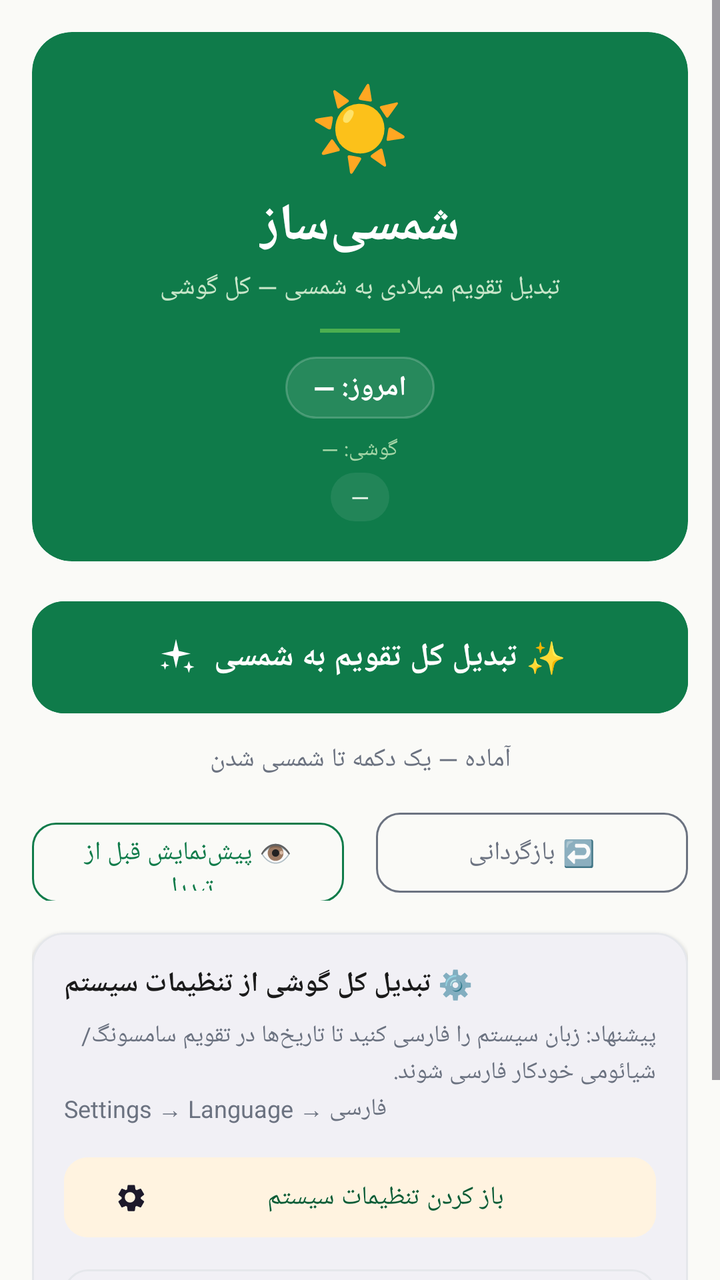
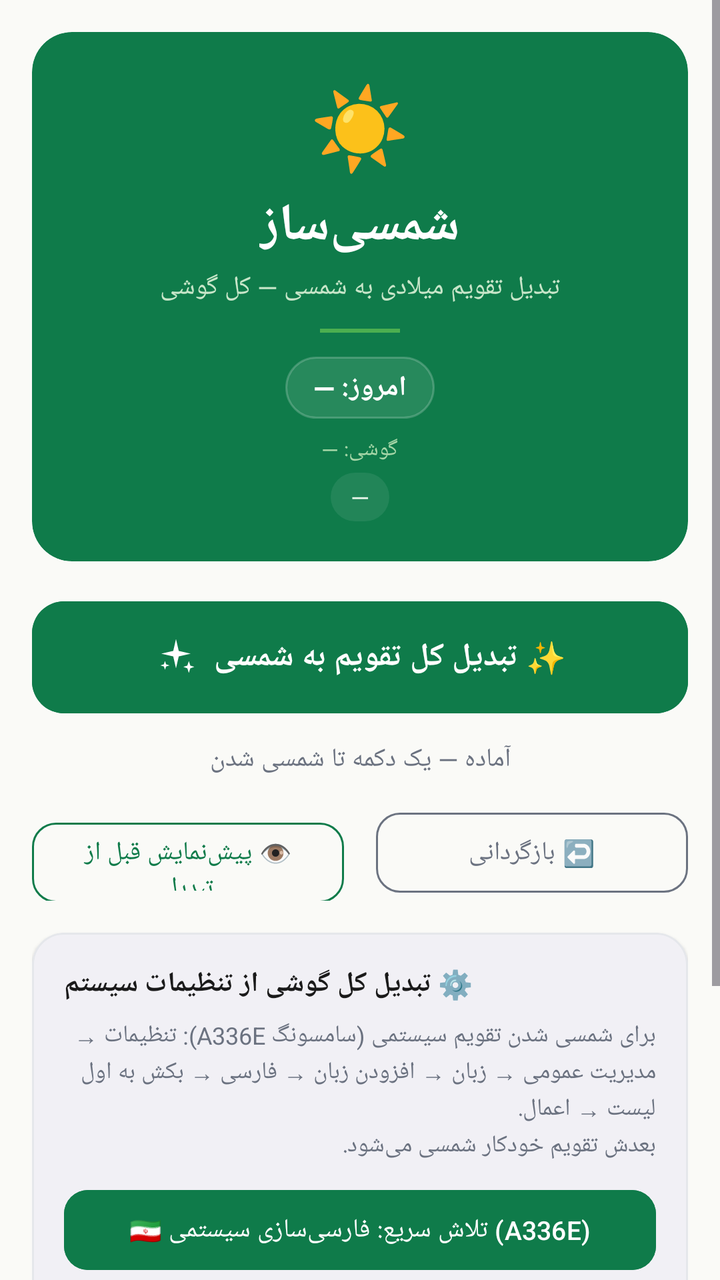

Before-and-after screenshots of an Android layout around one commit, followed by the original layout XML and the change that was made.
<!-- AndroidManifest.xml: application theme Theme.ShamsiSaz -->
<!-- res/layout/activity_main.xml -->
<?xml version="1.0" encoding="utf-8"?>
<ScrollView xmlns:android="http://schemas.android.com/apk/res/android"
    xmlns:app="http://schemas.android.com/apk/res-auto"
    android:layout_width="match_parent"
    android:layout_height="match_parent"
    android:background="@color/background"
    android:fillViewport="true">

    <androidx.constraintlayout.widget.ConstraintLayout
        android:layout_width="match_parent"
        android:layout_height="wrap_content"
        android:padding="16dp">

        
        <com.google.android.material.card.MaterialCardView
            android:id="@+id/cardHeader"
            android:layout_width="0dp"
            android:layout_height="wrap_content"
            app:layout_constraintTop_toTopOf="parent"
            app:layout_constraintStart_toStartOf="parent"
            app:layout_constraintEnd_toEndOf="parent"
            app:cardCornerRadius="20dp"
            app:cardElevation="0dp"
            app:strokeWidth="0dp"
            android:backgroundTint="@color/primary">

            <LinearLayout
                android:layout_width="match_parent"
                android:layout_height="wrap_content"
                android:orientation="vertical"
                android:padding="20dp"
                android:gravity="center">

                <TextView
                    android:layout_width="wrap_content"
                    android:layout_height="wrap_content"
                    android:text="☀️"
                    android:textSize="40sp" />

                <TextView
                    android:layout_width="wrap_content"
                    android:layout_height="wrap_content"
                    android:text="@string/app_name"
                    android:textSize="26sp"
                    android:textStyle="bold"
                    android:textColor="#FFFFFF"
                    android:layout_marginTop="6dp" />

                <TextView
                    android:layout_width="wrap_content"
                    android:layout_height="wrap_content"
                    android:text="@string/subtitle"
                    android:textSize="13sp"
                    android:textColor="#C8E6C9"
                    android:layout_marginTop="4dp" />

                <View
                    android:layout_width="40dp"
                    android:layout_height="2dp"
                    android:background="#4CAF50"
                    android:layout_marginTop="12dp"
                    android:layout_marginBottom="12dp" />

                <TextView
                    android:id="@+id/tvToday"
                    android:layout_width="wrap_content"
                    android:layout_height="wrap_content"
                    android:text="امروز: —"
                    android:textSize="14sp"
                    android:textColor="#FFFFFF"
                    android:textStyle="bold"
                    android:background="@drawable/bg_today_chip"
                    android:paddingHorizontal="14dp"
                    android:paddingVertical="6dp" />

                <TextView
                    android:id="@+id/tvBrand"
                    android:layout_width="wrap_content"
                    android:layout_height="wrap_content"
                    android:text="گوشی: —"
                    android:textSize="11sp"
                    android:textColor="#A5D6A7"
                    android:layout_marginTop="8dp" />

                <TextView
                    android:id="@+id/tvStats"
                    android:layout_width="wrap_content"
                    android:layout_height="wrap_content"
                    android:text="—"
                    android:textSize="12sp"
                    android:textColor="#E8F5E9"
                    android:layout_marginTop="4dp"
                    android:background="@drawable/bg_stats_chip"
                    android:paddingHorizontal="10dp"
                    android:paddingVertical="4dp" />
            </LinearLayout>
        </com.google.android.material.card.MaterialCardView>

        
        <com.google.android.material.button.MaterialButton
            android:id="@+id/btnMagic"
            android:layout_width="0dp"
            android:layout_height="64dp"
            android:text="@string/btn_magic"
            android:textSize="16sp"
            android:textStyle="bold"
            android:letterSpacing="0"
            app:cornerRadius="16dp"
            app:icon="@drawable/ic_magic"
            app:iconSize="22dp"
            app:iconGravity="textStart"
            app:iconPadding="8dp"
            android:layout_marginTop="16dp"
            app:layout_constraintTop_toBottomOf="@id/cardHeader"
            app:layout_constraintStart_toStartOf="parent"
            app:layout_constraintEnd_toEndOf="parent"
            style="@style/Widget.Material3.Button"
            android:backgroundTint="@color/primary" />

        <TextView
            android:id="@+id/tvStatus"
            android:layout_width="0dp"
            android:layout_height="wrap_content"
            android:text="@string/status_idle"
            android:textSize="13sp"
            android:textColor="@color/text_secondary"
            android:gravity="center"
            android:layout_marginTop="10dp"
            app:layout_constraintTop_toBottomOf="@id/btnMagic"
            app:layout_constraintStart_toStartOf="parent"
            app:layout_constraintEnd_toEndOf="parent" />

        <ProgressBar
            android:id="@+id/progress"
            style="?android:attr/progressBarStyleHorizontal"
            android:layout_width="0dp"
            android:layout_height="6dp"
            android:max="100"
            android:progress="0"
            android:visibility="gone"
            android:layout_marginTop="8dp"
            app:layout_constraintTop_toBottomOf="@id/tvStatus"
            app:layout_constraintStart_toStartOf="parent"
            app:layout_constraintEnd_toEndOf="parent" />

        
        <LinearLayout
            android:id="@+id/rowActions"
            android:layout_width="0dp"
            android:layout_height="wrap_content"
            android:orientation="horizontal"
            android:weightSum="2"
            android:layout_marginTop="14dp"
            app:layout_constraintTop_toBottomOf="@id/progress"
            app:layout_constraintStart_toStartOf="parent"
            app:layout_constraintEnd_toEndOf="parent">

            <com.google.android.material.button.MaterialButton
                android:id="@+id/btnPreview"
                android:layout_width="0dp"
                android:layout_height="48dp"
                android:layout_weight="1"
                android:layout_marginEnd="8dp"
                android:text="@string/btn_preview"
                android:textSize="13sp"
                style="@style/Widget.Material3.Button.OutlinedButton"
                app:cornerRadius="12dp"
                app:strokeColor="@color/primary"
                android:textColor="@color/primary" />

            <com.google.android.material.button.MaterialButton
                android:id="@+id/btnUndo"
                android:layout_width="0dp"
                android:layout_height="48dp"
                android:layout_weight="1"
                android:layout_marginStart="8dp"
                android:text="@string/btn_undo"
                android:textSize="13sp"
                style="@style/Widget.Material3.Button.OutlinedButton"
                app:cornerRadius="12dp"
                app:strokeColor="@color/text_secondary"
                android:textColor="@color/text_secondary" />
        </LinearLayout>

        
        <com.google.android.material.card.MaterialCardView
            android:id="@+id/cardSystemHint"
            android:layout_width="0dp"
            android:layout_height="wrap_content"
            android:layout_marginTop="16dp"
            android:visibility="visible"
            app:cardCornerRadius="16dp"
            app:cardElevation="1dp"
            app:strokeColor="@color/divider"
            app:strokeWidth="1dp"
            app:layout_constraintTop_toBottomOf="@id/rowActions"
            app:layout_constraintStart_toStartOf="parent"
            app:layout_constraintEnd_toEndOf="parent">

            <LinearLayout
                android:layout_width="match_parent"
                android:layout_height="wrap_content"
                android:orientation="vertical"
                android:padding="16dp">

                <TextView
                    android:layout_width="wrap_content"
                    android:layout_height="wrap_content"
                    android:text="⚙️ تبدیل کل گوشی از تنظیمات سیستم"
                    android:textSize="14sp"
                    android:textStyle="bold"
                    android:textColor="@color/text_primary" />

                <TextView
                    android:id="@+id/tvHint"
                    android:layout_width="match_parent"
                    android:layout_height="wrap_content"
                    android:text="@string/system_locale_hint"
                    android:textSize="12sp"
                    android:textColor="@color/text_secondary"
                    android:lineSpacingExtra="2dp"
                    android:layout_marginTop="8dp" />

                <com.google.android.material.button.MaterialButton
                    android:id="@+id/btnSystemSettings"
                    android:layout_width="match_parent"
                    android:layout_height="48dp"
                    android:text="@string/btn_open_system_settings"
                    android:textSize="13sp"
                    android:layout_marginTop="12dp"
                    app:cornerRadius="12dp"
                    style="@style/Widget.Material3.Button.TonalButton"
                    android:backgroundTint="@color/accent_light"
                    android:textColor="@color/primary_dark"
                    app:icon="@drawable/ic_settings"
                    app:iconSize="18dp" />

                <com.google.android.material.button.MaterialButton
                    android:id="@+id/btnOpenCalendar"
                    android:layout_width="match_parent"
                    android:layout_height="48dp"
                    android:text="📅 باز کردن تقویم"
                    android:textSize="13sp"
                    android:layout_marginTop="8dp"
                    app:cornerRadius="12dp"
                    style="@style/Widget.Material3.Button.OutlinedButton"
                    app:strokeColor="@color/divider" />
            </LinearLayout>
        </com.google.android.material.card.MaterialCardView>

        
        <TextView
            android:layout_width="0dp"
            android:layout_height="wrap_content"
            android:text="سامسونگ و شیائومی — اندروید ۷ به بالا\nساخت: شمسی‌ساز ۱٫۰ — آفلاین، بدون اینترنت"
            android:textSize="11sp"
            android:textColor="@color/text_hint"
            android:gravity="center"
            android:lineSpacingExtra="2dp"
            android:layout_marginTop="16dp"
            android:layout_marginBottom="8dp"
            app:layout_constraintTop_toBottomOf="@id/cardSystemHint"
            app:layout_constraintStart_toStartOf="parent"
            app:layout_constraintEnd_toEndOf="parent" />

    </androidx.constraintlayout.widget.ConstraintLayout>
</ScrollView>
<!-- resources referenced by this layout -->
<resources>
  <color name="accent_light">#FFF3E0</color>
  <color name="background">#FAFAF7</color>
  <color name="divider">#E5E7EB</color>
  <color name="primary">#0F7B4A</color>
  <color name="primary_dark">#0A5C36</color>
  <color name="text_hint">#9CA3AF</color>
  <color name="text_primary">#1A1A1A</color>
  <color name="text_secondary">#6B7280</color>
  <!-- drawable bg_stats_chip (drawable) -->
  <?xml version="1.0" encoding="utf-8"?>
  <shape xmlns:android="http://schemas.android.com/apk/res/android" android:shape="rectangle">
      <solid android:color="#14FFFFFF" />
      <corners android:radius="20dp" />
  </shape>
  <!-- drawable bg_today_chip (drawable) -->
  <?xml version="1.0" encoding="utf-8"?>
  <shape xmlns:android="http://schemas.android.com/apk/res/android"
      android:shape="rectangle">
      <solid android:color="#1AFFFFFF" />
      <corners android:radius="20dp" />
      <stroke android:width="1dp" android:color="#33FFFFFF" />
  </shape>
  <!-- drawable ic_magic (drawable) -->
  <vector xmlns:android="http://schemas.android.com/apk/res/android" android:width="24dp" android:height="24dp" android:viewportWidth="24" android:viewportHeight="24">
      <path android:fillColor="#FFFFFF" android:pathData="M12,2 L13.5,8.5 L20,10 L13.5,11.5 L12,18 L10.5,11.5 L4,10 L10.5,8.5 Z M19,14 L19.8,16.5 L22,17.2 L19.8,18 L19,20.5 L18.2,18 L16,17.2 L18.2,16.5 Z M6,14 L6.6,15.8 L8.5,16.4 L6.6,17 L6,18.8 L5.4,17 L3.5,16.4 L5.4,15.8 Z"/>
  </vector>
  <!-- drawable ic_settings (drawable) -->
  <vector xmlns:android="http://schemas.android.com/apk/res/android" android:width="24dp" android:height="24dp" android:viewportWidth="24" android:viewportHeight="24">
      <path android:fillColor="#0F7B4A" android:pathData="M19.14,12.94a1.5,1.5 0 0,0 0.06,-0.94l2.03,-1.58a0.5,0.5 0 0,0 0.12,-0.64l-1.92,-3.32a0.5,0.5 0 0,0 -0.61,-0.22l-2.39,0.96a5.5,5.5 0 0,0 -0.81,-0.47l-0.36,-2.54a0.5,0.5 0 0,0 -0.5,-0.42h-3.84a0.5,0.5 0 0,0 -0.5,0.42l-0.36,2.54a5.5,5.5 0 0,0 -0.81,0.47l-2.39,-0.96a0.5,0.5 0 0,0 -0.61,0.22l-1.92,3.32a0.5,0.5 0 0,0 0.12,0.64l2.03,1.58a5,5 0 0,0 0,0.94l-2.03,1.58a0.5,0.5 0 0,0 -0.12,0.64l1.92,3.32a0.5,0.5 0 0,0 0.61,0.22l2.39,-0.96a5.5,5.5 0 0,0 0.81,0.47l0.36,2.54a0.5,0.5 0 0,0 0.5,0.42h3.84a0.5,0.5 0 0,0 0.5,-0.42l0.36,-2.54a5.5,5.5 0 0,0 0.81,-0.47l2.39,0.96a0.5,0.5 0 0,0 0.61,-0.22l1.92,-3.32a0.5,0.5 0 0,0 -0.12,-0.64l-2.03,-1.58ZM12,15.5A3.5,3.5 0 1,1 15.5,12 3.5,3.5 0 0,1 12,15.5Z"/>
  </vector>
  <string name="app_name">شمسی‌ساز</string>
  <string name="btn_magic">✨ تبدیل کل تقویم به شمسی</string>
  <string name="btn_open_system_settings">باز کردن تنظیمات سیستم</string>
  <string name="btn_preview">👁 پیش‌نمایش قبل از تبدیل</string>
  <string name="btn_undo">↩️ بازگردانی</string>
  <string name="status_idle">آماده — یک دکمه تا شمسی شدن</string>
  <string name="subtitle">تبدیل تقویم میلادی به شمسی — کل گوشی</string>
  <string name="system_locale_hint">پیشنهاد: زبان سیستم را فارسی کنید تا تاریخ‌ها در تقویم سامسونگ/شیائومی خودکار فارسی شوند.\nSettings → Language → فارسی</string>
  <style name="Theme.ShamsiSaz" parent="Theme.Material3.DayNight.NoActionBar">
          <item name="colorPrimary">@color/primary</item>
          <item name="colorPrimaryDark">@color/primary_dark</item>
          <item name="colorSecondary">@color/accent</item>
          <item name="android:statusBarColor">@color/primary_dark</item>
          <item name="android:windowLightStatusBar">false</item>
      </style>
  <color name="accent">#FF9800</color>
</resources>

<!-- the commit's change to res/layout/activity_main.xml (unified diff, before → after) -->
@@ -221,13 +221,37 @@
                     android:lineSpacingExtra="2dp"
                     android:layout_marginTop="8dp" />
 
+                <TextView
+                    android:id="@+id/tvSystemStatus"
+                    android:layout_width="match_parent"
+                    android:layout_height="wrap_content"
+                    android:text="—"
+                    android:textSize="12sp"
+                    android:textStyle="bold"
+                    android:textColor="@color/primary"
+                    android:background="@drawable/bg_stats_chip"
+                    android:padding="10dp"
+                    android:visibility="gone"
+                    android:layout_marginTop="10dp" />
+
+                <com.google.android.material.button.MaterialButton
+                    android:id="@+id/btnSystemQuickFix"
+                    android:layout_width="match_parent"
+                    android:layout_height="48dp"
+                    android:text="🇮🇷 تلاش سریع: فارسی‌سازی سیستمی (A336E)"
+                    android:textSize="13sp"
+                    android:layout_marginTop="10dp"
+                    app:cornerRadius="12dp"
+                    style="@style/Widget.Material3.Button"
+                    android:backgroundTint="@color/primary" />
+
                 <com.google.android.material.button.MaterialButton
                     android:id="@+id/btnSystemSettings"
                     android:layout_width="match_parent"
                     android:layout_height="48dp"
                     android:text="@string/btn_open_system_settings"
                     android:textSize="13sp"
-                    android:layout_marginTop="12dp"
+                    android:layout_marginTop="8dp"
                     app:cornerRadius="12dp"
                     style="@style/Widget.Material3.Button.TonalButton"
                     android:backgroundTint="@color/accent_light"
<!-- resource entries referenced after the edit -->
@@ -37,7 +37,7 @@
   <string name="btn_undo">↩️ بازگردانی</string>
   <string name="status_idle">آماده — یک دکمه تا شمسی شدن</string>
   <string name="subtitle">تبدیل تقویم میلادی به شمسی — کل گوشی</string>
-  <string name="system_locale_hint">پیشنهاد: زبان سیستم را فارسی کنید تا تاریخ‌ها در تقویم سامسونگ/شیائومی خودکار فارسی شوند.\nSettings → Language → فارسی</string>
+  <string name="system_locale_hint">برای شمسی شدن تقویم سیستمی (سامسونگ A336E): تنظیمات → مدیریت عمومی → زبان → افزودن زبان → فارسی → بکش به اول لیست → اعمال.\nبعدش تقویم خودکار شمسی می‌شود.</string>
   <style name="Theme.ShamsiSaz" parent="Theme.Material3.DayNight.NoActionBar">
           <item name="colorPrimary">@color/primary</item>
           <item name="colorPrimaryDark">@color/primary_dark</item>
